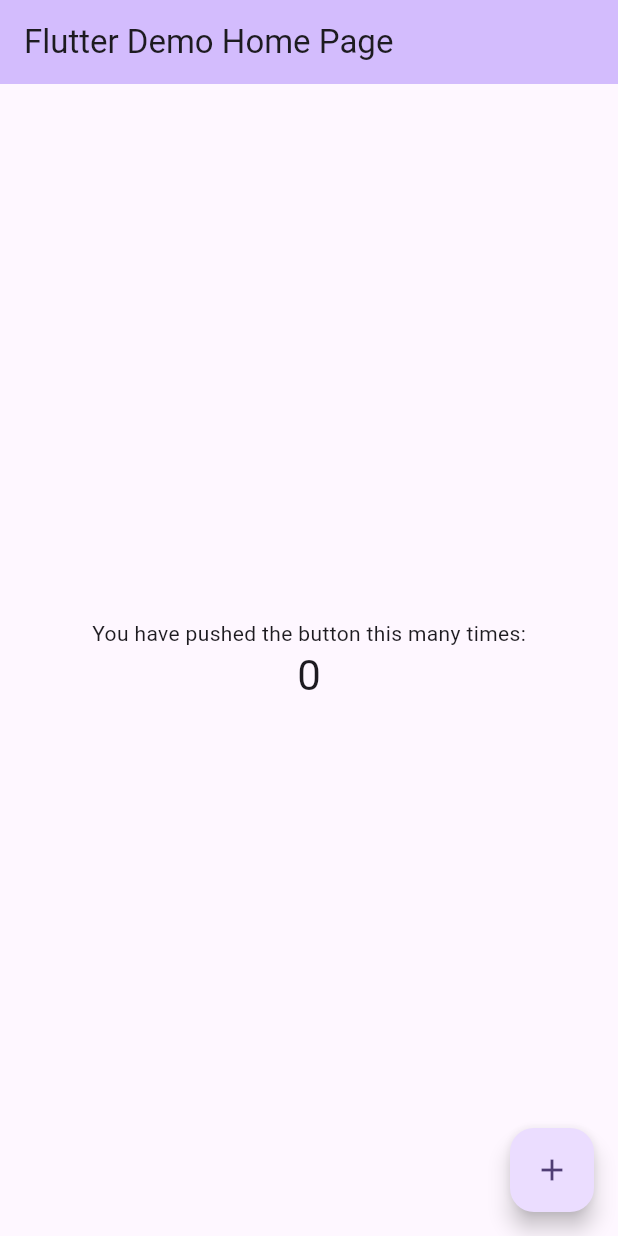
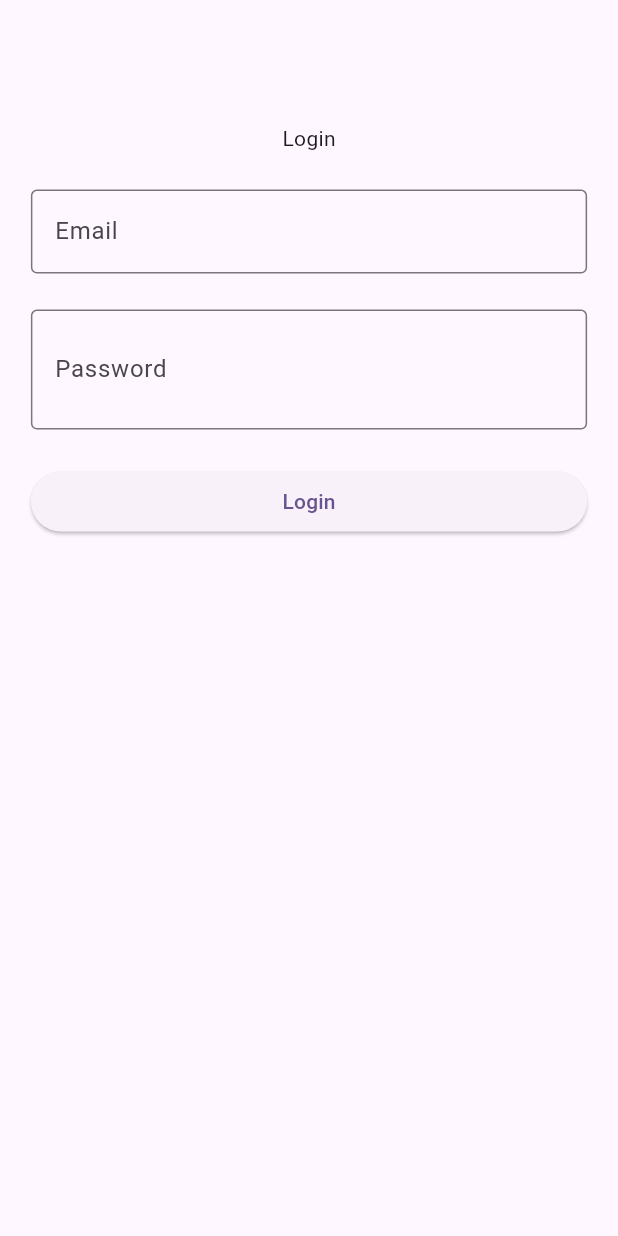
Before and after one commit to Bernhard09/moneta-note, a Flutter app: the screen it shows after launch, on a phone screen of 412 x 824 dp. Run offline on Flutter 3.47's test engine with Material 3 defaults, Android fonts, the phone set to English and light mode, and no system bars.

Commit message:
add login page v1

```diff
--- /dev/null
+++ b/devtools_options.yaml
@@ -0,0 +1,3 @@
+description: This file stores settings for Dart & Flutter DevTools.
+documentation: https://docs.flutter.dev/tools/devtools/extensions#configure-extension-enablement-states
+extensions:
--- /dev/null
+++ b/lib/features/auth/presentation/login_page.dart
@@ -0,0 +1,89 @@
+import 'package:flutter/material.dart';
+import '../../notes/presentation/home_page.dart';
+
+class LoginPage extends StatefulWidget {
+  const LoginPage({super.key});
+
+  @override
+  State<LoginPage> createState() => _LoginPageState();
+}
+
+class _LoginPageState extends State<LoginPage> {
+  bool _isObscured = false;
+
+  void _revealPassword() {
+    setState(() {
+      _isObscured = !_isObscured;
+    });
+  }
+
+  @override
+  Widget build(BuildContext context) {
+    final screenWidth = MediaQuery.widthOf(context);
+    final screenHeight = MediaQuery.heightOf(context);
+
+    return Scaffold(
+      body: SafeArea(
+        child: Padding(
+          padding: EdgeInsetsGeometry.symmetric(
+            horizontal: screenWidth * 0.05,
+            vertical: screenHeight * 0.1,
+          ),
+          child: Column(
+            spacing: 24.0,
+            children: [
+              Text('Login'),
+              TextField(
+                decoration: InputDecoration(
+                  labelText: 'Email',
+                  hintText: 'youremail@email.com',
+                  hintStyle: TextStyle(color: Colors.grey),
+                  border: OutlineInputBorder(),
+                ),
+              ),
+              TextField(
+                obscureText: _isObscured,
+                decoration: InputDecoration(
+                  // contentPadding: EdgeInsets.symmetric(
+                  //   vertical: 8,
+                  //   horizontal: 10,
+                  // ),
+                  labelText: 'Password',
+                  hintText: 'password',
+                  hintStyle: TextStyle(color: Colors.grey),
+                  suffix: IconButton(
+                    padding: EdgeInsets.zero,
+                    icon: Icon(
+                      _isObscured ? Icons.visibility_off : Icons.visibility,
+                    ),
+                    onPressed: _revealPassword,
+                  ),
+                  border: OutlineInputBorder(),
+                ),
+              ),
+              Row(
+                mainAxisAlignment: MainAxisAlignment.center,
+                children: [
+                  Expanded(
+                    child: ElevatedButton(
+                      onPressed: () {
+                        Navigator.pushReplacement(
+                          context,
+                          MaterialPageRoute<void>(
+                            builder: (context) =>
+                                MyHomePage(title: 'Home Page'),
+                          ),
+                        );
+                      },
+                      child: Text('Login'),
+                    ),
+                  ),
+                ],
+              ),
+            ],
+          ),
+        ),
+      ),
+    );
+  }
+}
--- a/lib/main.dart
+++ b/lib/main.dart
@@ -1,4 +1,5 @@
 import 'package:flutter/material.dart';
+import './features/auth/presentation/login_page.dart';
 
 void main() {
   runApp(const MyApp());
@@ -30,93 +31,7 @@ class MyApp extends StatelessWidget {
         // tested with just a hot reload.
         colorScheme: .fromSeed(seedColor: Colors.deepPurple),
       ),
-      home: const MyHomePage(title: 'Flutter Demo Home Page'),
+      home: LoginPage(),
     );
   }
 }
-
-class MyHomePage extends StatefulWidget {
-  const MyHomePage({super.key, required this.title});
-
-  // This widget is the home page of your application. It is stateful, meaning
-  // that it has a State object (defined below) that contains fields that affect
-  // how it looks.
-
-  // This class is the configuration for the state. It holds the values (in this
-  // case the title) provided by the parent (in this case the App widget) and
-  // used by the build method of the State. Fields in a Widget subclass are
-  // always marked "final".
-
-  final String title;
-
-  @override
-  State<MyHomePage> createState() => _MyHomePageState();
-}
-
-class _MyHomePageState extends State<MyHomePage> {
-  int _counter = 0;
-
-  void _incrementCounter() {
-    setState(() {
-      // This call to setState tells the Flutter framework that something has
-      // changed in this State, which causes it to rerun the build method below
-      // so that the display can reflect the updated values. If we changed
-      // _counter without calling setState(), then the build method would not be
-      // called again, and so nothing would appear to happen.
-      _counter++;
-    });
-  }
-
-  @override
-  Widget build(BuildContext context) {
-    // This method is rerun every time setState is called, for instance as done
-    // by the _incrementCounter method above.
-    //
-    // The Flutter framework has been optimized to make rerunning build methods
-    // fast, so that you can just rebuild anything that needs updating rather
-    // than having to individually change instances of widgets.
-    return Scaffold(
-      appBar: AppBar(
-        // TRY THIS: Try changing the color here to a specific color (to
-        // Colors.amber, perhaps?) and trigger a hot reload to see the AppBar
-        // change color while the other colors stay the same.
-        backgroundColor: Theme.of(context).colorScheme.inversePrimary,
-        // Here we take the value from the MyHomePage object that was created by
-        // the App.build method, and use it to set our appbar title.
-        title: Text(widget.title),
-      ),
-      body: Center(
-        // Center is a layout widget. It takes a single child and positions it
-        // in the middle of the parent.
-        child: Column(
-          // Column is also a layout widget. It takes a list of children and
-          // arranges them vertically. By default, it sizes itself to fit its
-          // children horizontally, and tries to be as tall as its parent.
-          //
-          // Column has various properties to control how it sizes itself and
-          // how it positions its children. Here we use mainAxisAlignment to
-          // center the children vertically; the main axis here is the vertical
-          // axis because Columns are vertical (the cross axis would be
-          // horizontal).
-          //
-          // TRY THIS: Invoke "debug painting" (choose the "Toggle Debug Paint"
-          // action in the IDE, or press "p" in the console), to see the
-          // wireframe for each widget.
-          mainAxisAlignment: .center,
-          children: [
-            const Text('You have pushed the button this many times:'),
-            Text(
-              '$_counter',
-              style: Theme.of(context).textTheme.headlineMedium,
-            ),
-          ],
-        ),
-      ),
-      floatingActionButton: FloatingActionButton(
-        onPressed: _incrementCounter,
-        tooltip: 'Increment',
-        child: const Icon(Icons.add),
-      ),
-    );
-  }
-}
--- a/pubspec.yaml
+++ b/pubspec.yaml
@@ -30,7 +30,8 @@ environment:
 dependencies:
   flutter:
     sdk: flutter
-
+  flutter_riverpod: ^3.3.0
+  shared_preferences: ^2.5.4
   # The following adds the Cupertino Icons font to your application.
   # Use with the CupertinoIcons class for iOS style icons.
   cupertino_icons: ^1.0.8
```
Also changed, not shown: lib/features/notes/presentation/home_page.dart (added, +87 -0 lines), pubspec.lock, 1 other file.
